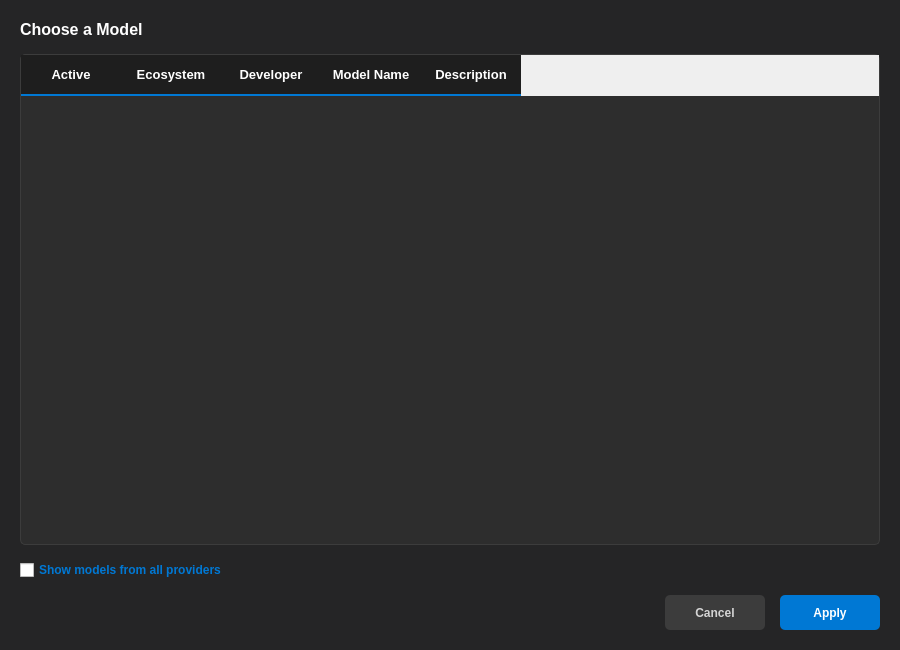
Above: ui_designer/model_popup.ui from Arean82/llm_chat_app before the change. Below: the same form after it.
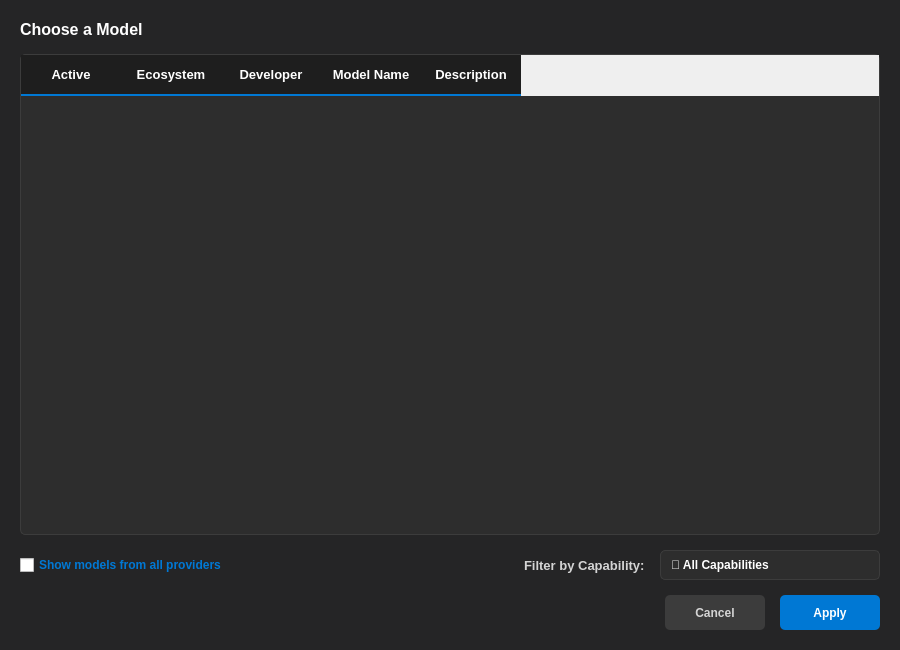
That is the form after the change.

Commit message: feat(ui): implement dynamic model capability filtering and catalog expansion

The edit to the form file:
```diff
--- a/ui_designer/model_popup.ui
+++ b/ui_designer/model_popup.ui
@@ -142,14 +142,90 @@
     </widget>
    </item>
    <item>
-    <widget class="QCheckBox" name="show_all_cb">
-     <property name="styleSheet">
-      <string notr="true">color: #0078d4; font-weight: bold;</string>
-     </property>
-     <property name="text">
-      <string>Show models from all providers</string>
-     </property>
-    </widget>
+    <layout class="QHBoxLayout" name="filter_bar_layout">
+     <item>
+      <widget class="QCheckBox" name="show_all_cb">
+       <property name="styleSheet">
+        <string notr="true">color: #0078d4; font-weight: bold;</string>
+       </property>
+       <property name="text">
+        <string>Show models from all providers</string>
+       </property>
+      </widget>
+     </item>
+     <item>
+      <spacer name="filterSpacer">
+       <property name="orientation">
+        <enum>Qt::Orientation::Horizontal</enum>
+       </property>
+       <property name="sizeHint" stdset="0">
+        <size>
+         <width>40</width>
+         <height>20</height>
+        </size>
+       </property>
+      </spacer>
+     </item>
+     <item>
+      <widget class="QLabel" name="filter_label">
+       <property name="styleSheet">
+        <string notr="true">color: #d4d4d4; font-weight: bold; font-size: 13px;</string>
+       </property>
+       <property name="text">
+        <string>Filter by Capability:</string>
+       </property>
+      </widget>
+     </item>
+     <item>
+      <widget class="QComboBox" name="capability_filter">
+       <property name="minimumSize">
+        <size>
+         <width>220</width>
+         <height>30</height>
+        </size>
+       </property>
+       <property name="styleSheet">
+        <string notr="true">QComboBox {
+    background-color: #2d2d2d;
+    border: 1px solid #3c3c3c;
+    border-radius: 5px;
+    padding: 3px 10px;
+    color: #ffffff;
+    font-weight: bold;
+}
+QComboBox::drop-down {
+    border: none;
+}
+QComboBox QAbstractItemView {
+    background-color: #2d2d2d;
+    color: #ffffff;
+    selection-background-color: #0078d4;
+    border: 1px solid #3c3c3c;
+}</string>
+       </property>
+       <item>
+        <property name="text">
+         <string>🌐 All Capabilities</string>
+        </property>
+       </item>
+       <item>
+        <property name="text">
+         <string>💬 General Chat</string>
+        </property>
+       </item>
+       <item>
+        <property name="text">
+         <string>🛠️ Supports Tools</string>
+        </property>
+       </item>
+       <item>
+        <property name="text">
+         <string>👁️ Multimodal / Vision</string>
+        </property>
+       </item>
+      </widget>
+     </item>
+    </layout>
    </item>
    <item>
     <layout class="QHBoxLayout" name="button_layout">
```
The commit also changes 13 other files.
